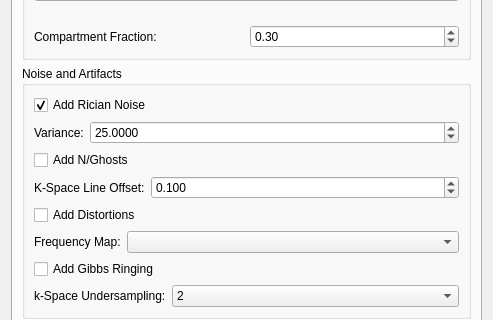
Before: the Qt Designer form Plugins/org.mitk.gui.qt.diffusionimaging/src/internal/QmitkFiberfoxViewControls.ui in MITK/MITK, drawn with Qt 5; both pictures show x 0 to 493 and y 926 to 1246 of the 493 by 1482 pixel window.
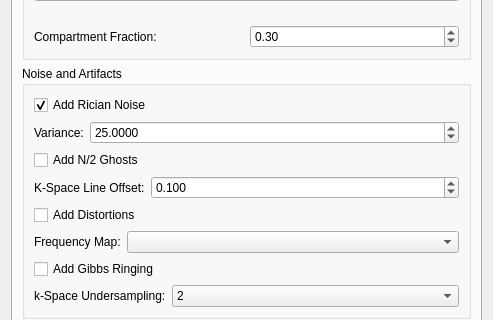
After: the same form once the commit is applied. The open tabs and pages were chosen to show the change. Icons and pictures are not drawn. Custom widgets are drawn as their Qt base class.

```diff
--- a/Plugins/org.mitk.gui.qt.diffusionimaging/src/internal/QmitkFiberfoxViewControls.ui
+++ b/Plugins/org.mitk.gui.qt.diffusionimaging/src/internal/QmitkFiberfoxViewControls.ui
@@ -1861,7 +1861,7 @@
           <item row="3" column="0">
            <widget class="QCheckBox" name="m_AddGhosts">
             <property name="text">
-             <string>Add N/Ghosts</string>
+             <string>Add N/2 Ghosts</string>
             </property>
             <property name="checked">
              <bool>false</bool>
```
Left out of the diff: 20 changed lines with no effect on the pictures.
